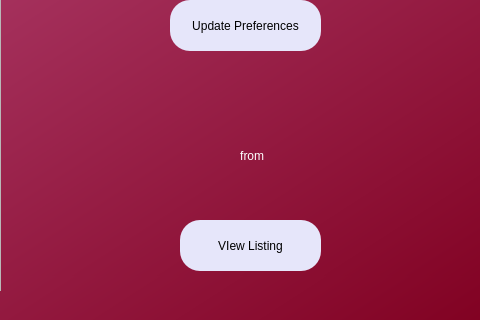
Old version of the form viewlists.ui in the repository AnshulS853/Coursework-Improved; both pictures show x 720 to 1200 and y 480 to 800 of the 1200 by 800 pixel window.
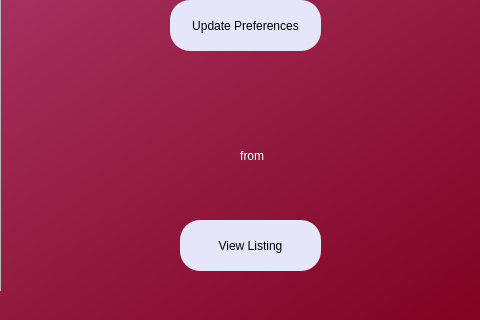
New version of the form.

Diff of the .ui file:
```diff
--- a/viewlists.ui
+++ b/viewlists.ui
@@ -157,7 +157,7 @@
 font: 14pt &quot;MS Shell Dlg 2&quot;;</string>
     </property>
     <property name="text">
-     <string>VIew Listing</string>
+     <string>View Listing</string>
     </property>
    </widget>
    <widget class="QPushButton" name="goback">
```
